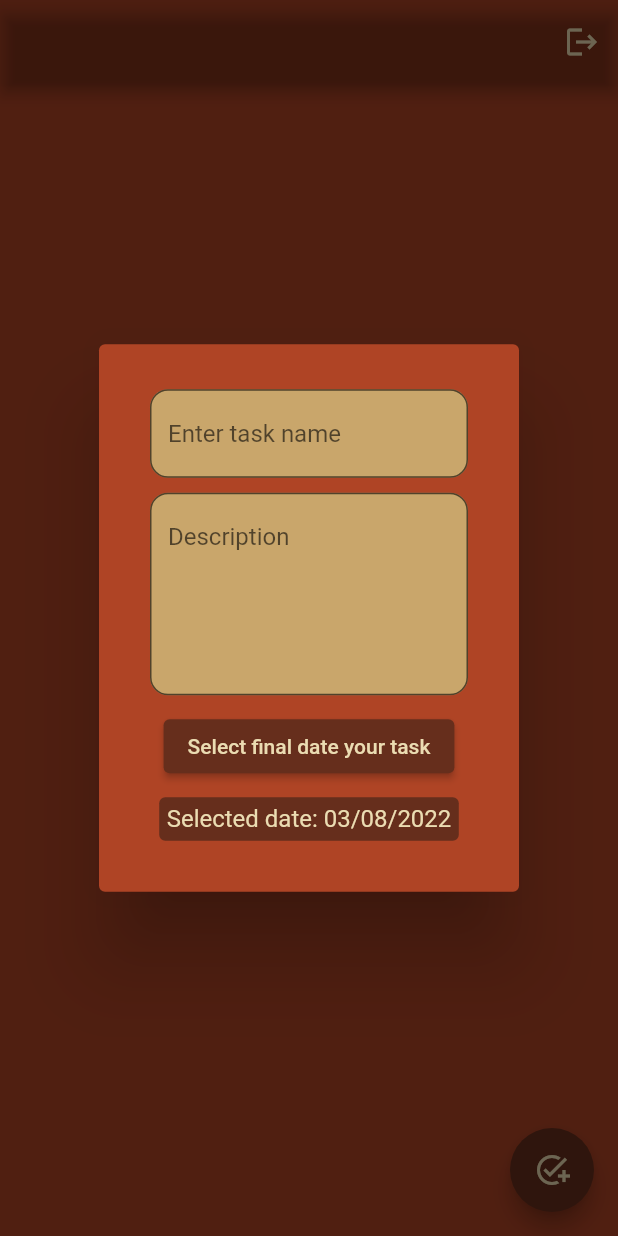
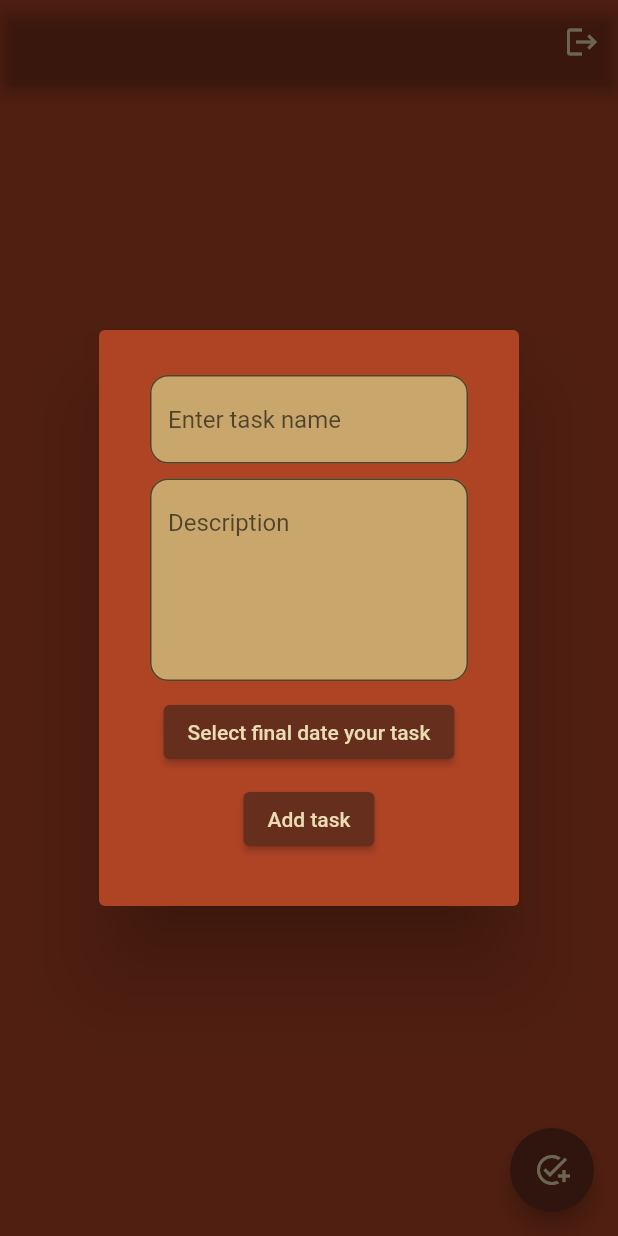
Before and after one commit to lotorusgod24/IceCream-Todo, a Flutter app: the screen it shows once a user with an empty profile is signed in, after a tap on the "add task" icon, on a phone screen of 412 x 824 dp. Run offline on Flutter 3.47's test engine with Material 2 defaults, Android fonts, the phone set to English and light mode, and no system bars; our stand-ins replace cloud_firestore, email_validator, firebase_auth, firebase_core; accounts and stored records are empty.

Commit message:
add read and create func for fb

```diff
--- /dev/null
+++ b/lib/models/model_task.dart
@@ -0,0 +1,28 @@
+import 'package:cloud_firestore/cloud_firestore.dart';
+
+class Task {
+  final String taskName;
+  final String description;
+  String taskId;
+  final DateTime date;
+
+  Task(
+      {required this.date,
+      required this.description,
+      required this.taskName,
+      this.taskId = ''});
+
+  Map<String, dynamic> toJson() => {
+        'taskName': taskName,
+        'desciption': description,
+        'taskId': taskId,
+        'date': date
+      };
+
+  static fromJson(Map<String, dynamic> json) => Task(
+        date: (json['date'] as Timestamp).toDate(),
+        description: json['description'],
+        taskName: json['taskName'],
+        taskId: json['taskId'],
+      );
+}
--- /dev/null
+++ b/lib/models/user_model.dart
@@ -0,0 +1,6 @@
+class User {
+  String userId;
+  String userEmail;
+
+  User(this.userId, this.userEmail);
+}
--- a/lib/pages/auth_page.dart
+++ b/lib/pages/auth_page.dart
@@ -1,10 +1,10 @@
 import 'package:flutter/material.dart';
 import 'package:flutter_firebase_app/widgets/login_wiedgets.dart';
 
-import '../widgets/signUp_page.dart';
+import '../widgets/sign_up_page.dart';
 
 class AuthPage extends StatefulWidget {
-  AuthPage({Key? key}) : super(key: key);
+  const AuthPage({Key? key}) : super(key: key);
 
   @override
   State<AuthPage> createState() => _AuthPageState();
--- a/lib/pages/home_page.dart
+++ b/lib/pages/home_page.dart
@@ -1,7 +1,10 @@
+import 'package:cloud_firestore/cloud_firestore.dart';
 import 'package:firebase_auth/firebase_auth.dart';
 import 'package:flutter/material.dart';
 import 'package:flutter_firebase_app/settings/color.dart';
+import 'package:intl/intl.dart';
 
+import '../models/model_task.dart';
 import '../widgets/dilaog_for_data.dart';
 
 class HomePage extends StatefulWidget {
@@ -12,7 +15,18 @@ class HomePage extends StatefulWidget {
 }
 
 class _HomePageState extends State<HomePage> {
-  final user = FirebaseAuth.instance.currentUser!;
+  static final user = FirebaseAuth.instance.currentUser!;
+
+  final streamTask = FirebaseFirestore.instance
+      .collection(user.email!)
+      .doc(user.uid)
+      .collection('tasks')
+      .snapshots();
+
+  final taskDelete = FirebaseFirestore.instance
+      .collection(user.email!)
+      .doc(user.uid)
+      .collection('tasks');
 
   @override
   Widget build(BuildContext context) {
@@ -39,7 +53,54 @@ class _HomePageState extends State<HomePage> {
         ],
       ),
 
-      //body: ,
+      body: StreamBuilder<QuerySnapshot>(
+        stream: streamTask,
+        builder: (context, snapshot) {
+          if (snapshot.hasError) {
+            return Center(
+              child: Text('${snapshot.error}'),
+            );
+          } else if (snapshot.connectionState == ConnectionState.waiting) {
+            return const Center(
+              child: CircularProgressIndicator(),
+            );
+          } else if (!snapshot.hasData) {
+            return const Center(child: Text('no data'));
+          } else {
+            var docs = snapshot.data!.docs;
+
+            return ListView.builder(
+                itemCount: docs.length,
+                itemBuilder: (context, index) {
+                  return Padding(
+                    padding: const EdgeInsets.all(8.0),
+                    child: Card(
+                      clipBehavior: Clip.antiAlias,
+                      color: textFieldBackgroudColor,
+                      child: ListTile(
+                        title: Text('${docs[index]['taskName']}'),
+                        subtitle: Text(
+                          docs[index]['date']
+                              .toDate()
+                              .toString()
+                              .substring(0, 16),
+                        ),
+                        trailing: IconButton(
+                          onPressed: () {
+                            taskDelete;
+                          },
+                          icon: const Icon(
+                            Icons.delete,
+                            color: colorIcon,
+                          ),
+                        ),
+                      ),
+                    ),
+                  );
+                });
+          }
+        },
+      ),
 
       //Form For data
       floatingActionButton: FloatingActionButton(
@@ -59,4 +120,14 @@ class _HomePageState extends State<HomePage> {
       ),
     );
   }
+
+  Future<void> deleteTask(Task task) async {
+    return taskDelete
+        .doc(task.taskId)
+        .delete()
+        .then((value) => print('Task has been delete'))
+        .catchError(
+          (error) => print('$error'),
+        );
+  }
 }
--- a/lib/pages/main_page.dart
+++ b/lib/pages/main_page.dart
@@ -2,7 +2,6 @@ import 'package:firebase_auth/firebase_auth.dart';
 import 'package:flutter/material.dart';
 import 'package:flutter_firebase_app/pages/auth_page.dart';
 import 'package:flutter_firebase_app/settings/color.dart';
-import 'package:flutter_firebase_app/widgets/login_wiedgets.dart';
 
 import 'home_page.dart';
 
@@ -15,7 +14,7 @@ class MainPage extends StatelessWidget {
       stream: FirebaseAuth.instance.authStateChanges(),
       builder: (context, snapshot) {
         if (snapshot.connectionState == ConnectionState.waiting) {
-          return Center(
+          return const Center(
             child: CircularProgressIndicator(
               color: colorIcon,
             ),
@@ -23,9 +22,9 @@ class MainPage extends StatelessWidget {
         } else if (snapshot.hasError) {
           return const Text('error');
         } else if (snapshot.hasData) {
-          return HomePage();
+          return const HomePage();
         } else {
-          return AuthPage();
+          return const AuthPage();
         }
       },
     );
--- a/lib/widgets/dilaog_for_data.dart
+++ b/lib/widgets/dilaog_for_data.dart
@@ -1,6 +1,12 @@
+// ignore_for_file: unnecessary_null_comparison
+
+import 'package:cloud_firestore/cloud_firestore.dart';
+import 'package:firebase_auth/firebase_auth.dart';
 import 'package:flutter/material.dart';
+import 'package:flutter_firebase_app/models/model_task.dart';
 import 'package:intl/intl.dart';
 
+import '../models/user_model.dart';
 import '../settings/color.dart';
 
 class AlertWidget extends StatefulWidget {
@@ -15,7 +21,11 @@ class AlertWidget extends StatefulWidget {
 class _AlertWidgetState extends State<AlertWidget> {
   final TextEditingController _taskName = TextEditingController();
   final TextEditingController _taskDescrition = TextEditingController();
+
   DateTime date = DateTime.now();
+
+  final user = FirebaseAuth.instance.currentUser!.email;
+  final userId = FirebaseAuth.instance.currentUser!.uid;
 
   @override
   void dispose() {
@@ -87,26 +97,49 @@ class _AlertWidgetState extends State<AlertWidget> {
                         date = newDate!;
                       });
               },
-              child: const Text(
-                'Select final date your task',
-                style: TextStyle(color: activeText),
+              child: Text(
+                date == DateTime.now()
+                    ? 'Select final date your task'
+                    : 'Selected date: ${DateFormat('dd.MM.yyyy').format(date)}',
+                style: const TextStyle(color: activeText),
               ),
             ),
             const SizedBox(height: 10),
-            Container(
-              decoration: BoxDecoration(
-                color: colorIcon,
-                borderRadius: BorderRadius.circular(4),
+            ElevatedButton(
+              style: ButtonStyle(
+                backgroundColor: MaterialStateProperty.all(colorIcon),
               ),
-              padding: const EdgeInsets.all(5.0),
-              child: Text(
-                'Selected date: ${DateFormat('dd/MM/yyyy').format(date)}',
-                style: const TextStyle(color: activeText),
+              onPressed: () {
+                final task = Task(
+                  taskName: _taskName.text,
+                  date: date,
+                  description: _taskDescrition.text,
+                );
+                createTask(task, user);
+                Navigator.pop(context);
+              },
+              child: const Text(
+                'Add task',
+                style: TextStyle(color: activeText),
               ),
-            ),
+            )
           ],
         ),
       ),
     );
   }
+
+  Future createTask(Task task, user) async {
+    //final String docId = task.taskId;
+    final docTask = FirebaseFirestore.instance
+        .collection(user)
+        .doc(userId)
+        .collection('tasks')
+        .doc(task.taskId);
+
+    task.taskId = docTask.id;
+
+    final json = task.toJson();
+    await docTask.set(json);
+  }
 }
--- a/lib/widgets/login_wiedgets.dart
+++ b/lib/widgets/login_wiedgets.dart
@@ -4,7 +4,6 @@ import 'package:email_validator/email_validator.dart';
 import 'package:firebase_auth/firebase_auth.dart';
 import 'package:flutter/gestures.dart';
 import 'package:flutter/material.dart';
-import 'package:flutter/services.dart';
 import 'package:flutter_firebase_app/settings/color.dart';
 import 'package:flutter_firebase_app/main.dart';
 import 'package:flutter_firebase_app/utils/utils_registration.dart';
```
Also changed, not shown: lib/widgets/sign_up_page.dart (renamed from lib/widgets/signUp_page.dart, +15 -14 lines).
